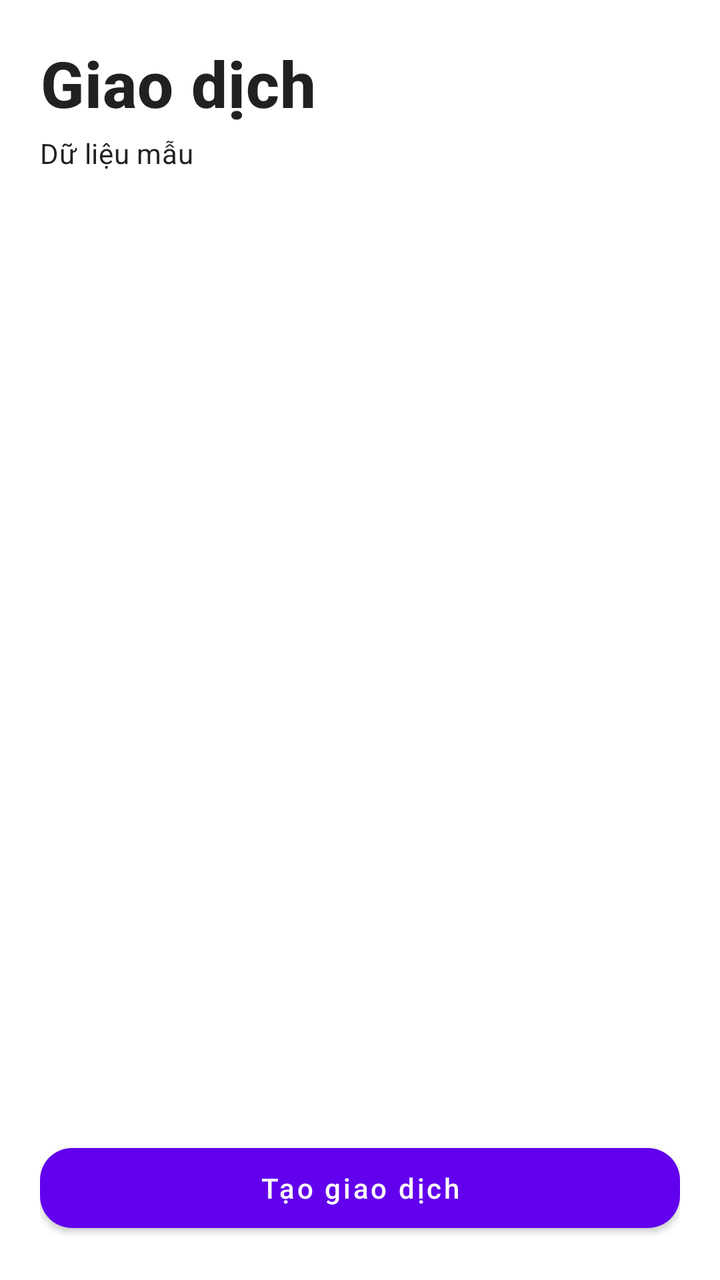
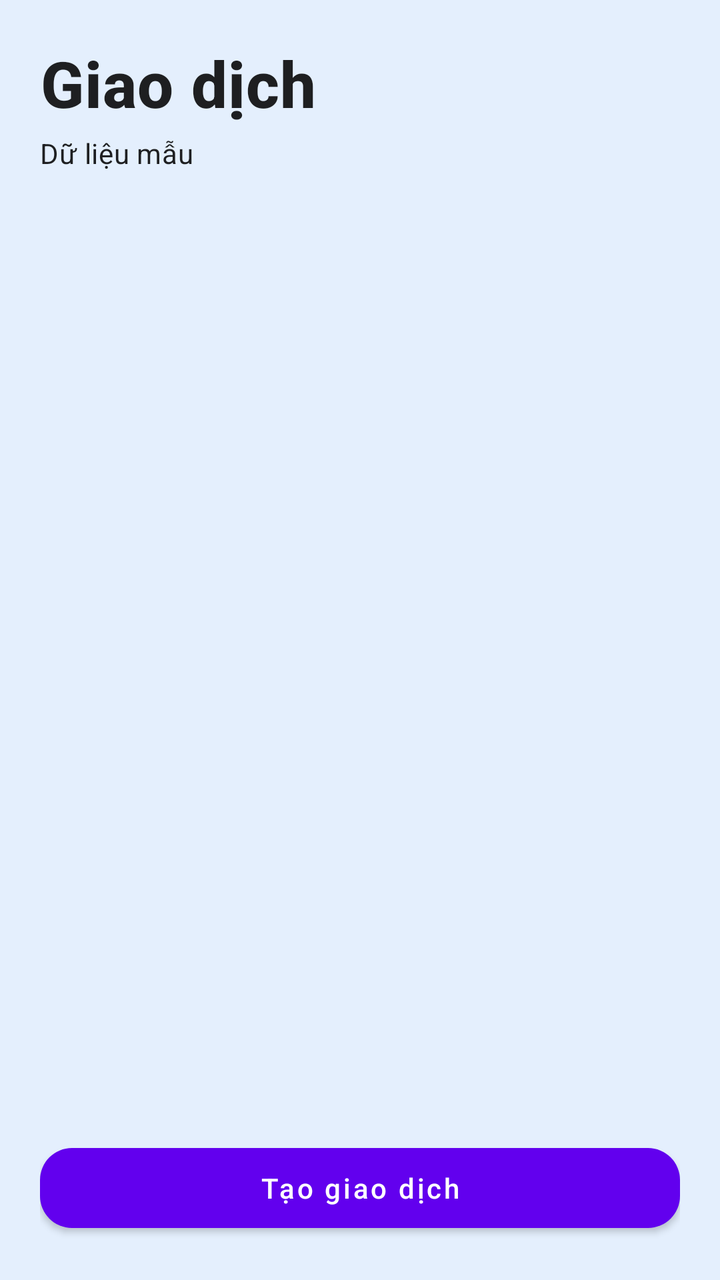

Before-and-after screenshots of an Android layout around one commit, followed by the original layout XML and the change that was made.
<!-- AndroidManifest.xml: application theme Theme.DemoV1 -->
<!-- res/layout/fragment_expense.xml -->
<?xml version="1.0" encoding="utf-8"?>
<LinearLayout xmlns:android="http://schemas.android.com/apk/res/android"
    xmlns:app="http://schemas.android.com/apk/res-auto"
    android:layout_width="match_parent"
    android:layout_height="match_parent"
    android:orientation="vertical"
    android:padding="20dp">

    <TextView
        style="@style/Home.Heading"
        android:accessibilityHeading="true"
        android:text="@string/transaction_title"
        android:textSize="32sp" />

    <TextView
        style="@style/Home.Body"
        android:layout_marginTop="4dp"
        android:text="@string/transaction_preview" />

    <androidx.recyclerview.widget.RecyclerView
        android:id="@+id/transactionList"
        android:layout_width="match_parent"
        android:layout_height="0dp"
        android:layout_marginTop="16dp"
        android:layout_weight="1" />

    <com.google.android.material.button.MaterialButton
        android:id="@+id/createTransaction"
        android:layout_width="match_parent"
        android:layout_height="wrap_content"
        android:layout_marginTop="12dp"
        android:minHeight="52dp"
        android:text="@string/transaction_create"
        android:textAllCaps="false"
        app:cornerRadius="16dp" />
</LinearLayout>
<!-- resources referenced by this layout -->
<resources>
  <string name="transaction_create">Tạo giao dịch</string>
  <string name="transaction_preview">Dữ liệu mẫu</string>
  <string name="transaction_title">Giao dịch</string>
  <style name="Home.Body" parent="Home.Text">
          <item name="android:textAppearance">?attr/textAppearanceBody2</item>
      </style>
  <style name="Home.Heading" parent="Home.Text">
          <item name="android:textAppearance">?attr/textAppearanceHeadline6</item>
          <item name="android:textStyle">bold</item>
      </style>
  <style name="Theme.DemoV1" parent="Theme.MaterialComponents.DayNight.NoActionBar">
          
          <item name="colorPrimary">@color/purple_500</item>
          <item name="colorPrimaryVariant">@color/purple_700</item>
          <item name="colorOnPrimary">@color/white</item>
          
          <item name="colorSecondary">@color/teal_200</item>
          <item name="colorSecondaryVariant">@color/teal_700</item>
          <item name="colorOnSecondary">@color/black</item>
          
          <item name="android:statusBarColor">?attr/colorPrimaryVariant</item>
          
      <item name="android:statusBarColor">@color/white</item>
      <item name="android:windowLightStatusBar">true</item>
      </style>
  <style name="Home.Text">
          <item name="android:layout_width">match_parent</item>
          <item name="android:layout_height">wrap_content</item>
      </style>
  <color name="purple_500">#FF6200EE</color>
  <color name="purple_700">#FF3700B3</color>
  <color name="white">#FFFFFFFF</color>
  <color name="teal_200">#FF03DAC5</color>
  <color name="teal_700">#FF018786</color>
  <color name="black">#FF000000</color>
</resources>

<!-- the commit's change to res/layout/fragment_expense.xml (unified diff, before → after) -->
@@ -4,6 +4,8 @@
     android:layout_width="match_parent"
     android:layout_height="match_parent"
     android:orientation="vertical"
+    android:background="@color/primarybody"
+
     android:padding="20dp">
 
     <TextView
<!-- resource entries referenced after the edit -->
@@ -1,5 +1,6 @@
 <!-- resources referenced by this layout -->
 <resources>
+  <color name="primarybody">#E4EFFD</color>
   <string name="transaction_create">Tạo giao dịch</string>
   <string name="transaction_preview">Dữ liệu mẫu</string>
   <string name="transaction_title">Giao dịch</string>
